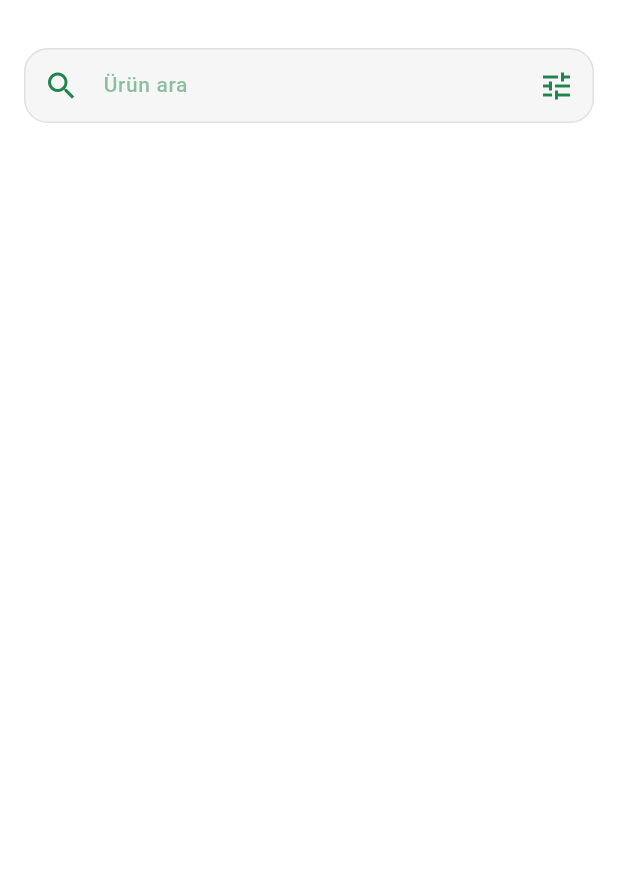
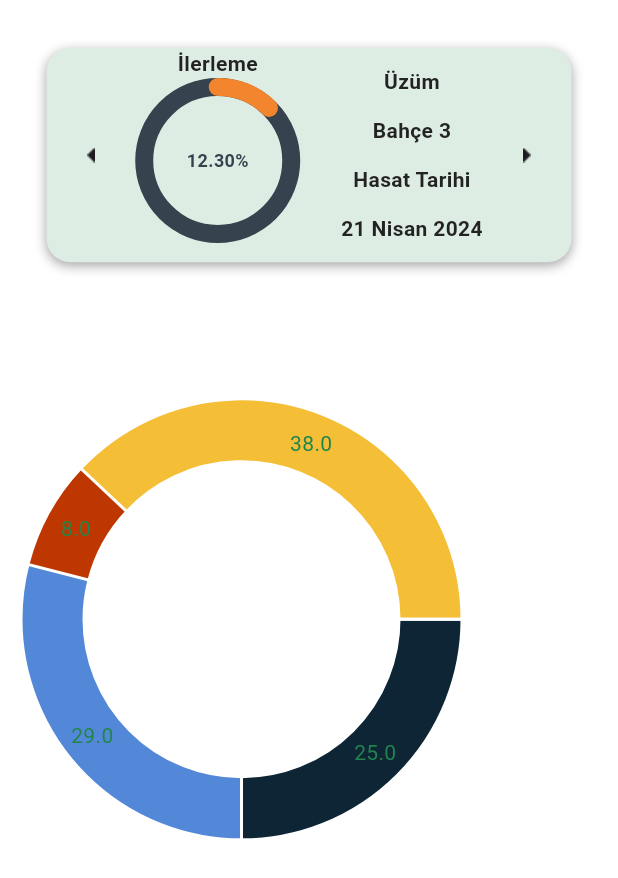
Before and after one commit to Mudrowe/Toprak-Rehberi, a Flutter app: the HomeScreen screen opened directly, on a phone screen of 412 x 824 dp. Shown: the top 878 px of the screen. Run offline on Flutter 3.47's test engine with Material 3 defaults, Android fonts, the phone set to English and light mode, and no system bars; drawn by our look-alikes of fl_chart, percent_indicator; our stand-ins replace get, logger.

Commit message:
Add pie chart
Pie chart isn't fully implemented. It's just a placeholder

```diff
--- a/lib/common/widgets/products/widgets/product_progress.dart
+++ b/lib/common/widgets/products/widgets/product_progress.dart
@@ -11,7 +11,6 @@ class TProductProgress extends StatelessWidget {
 
   final String harvestDate;
   final double progressPercentage;
-
   @override
   Widget build(BuildContext context) {
     return Column(
--- a/lib/features/main_pages/home/home.dart
+++ b/lib/features/main_pages/home/home.dart
@@ -1,5 +1,6 @@
+import 'package:fl_chart/fl_chart.dart';
 import 'package:flutter/material.dart';
-import 'package:toprak_rehberi/common/widgets/custom_shapes/containers/search_container.dart';
+import 'package:toprak_rehberi/features/main_pages/home/widgets/product_card_home.dart';
 import 'package:toprak_rehberi/utils/constants/sizes.dart';
 
 class HomeScreen extends StatelessWidget {
@@ -7,15 +8,41 @@ class HomeScreen extends StatelessWidget {
 
   @override
   Widget build(BuildContext context) {
-    return const Scaffold(
+    return Scaffold(
       body: SingleChildScrollView(
         child: Column(
           children: [
-            SizedBox(
+            const SizedBox(
               height: TSizes.spaceBtwSections,
             ),
-            TSearchContainer(
-              text: 'Ürün ara',
+            const Padding(
+              padding: EdgeInsets.symmetric(horizontal: 28),
+              child: TProductCardHome(
+                  productName: 'Üzüm',
+                  harvestDate: '21 Nisan 2024',
+                  fieldName: 'Bahçe 3',
+                  progressPercentage: 0.123),
+            ),
+            const SizedBox(
+              height: TSizes.spaceBtwSections,
+            ),
+            Center(
+              child: AspectRatio(
+                aspectRatio: 1.0,
+                child: Container(
+                  margin: const EdgeInsets.only(right: 105, left: 15),
+                  child: PieChart(
+                    PieChartData(
+                      sections: [
+                        PieChartSectionData(value: 25, color: const Color(0xFF0D2535)),
+                        PieChartSectionData(value: 29, color: const Color(0xFF5388D8)),
+                        PieChartSectionData(value: 8, color: const Color(0xFFBE3700)),
+                        PieChartSectionData(value: 38, color: const Color(0xFFF4BE37)),
+                      ]
+                    )
+                  ),
+                ),
+              ),
             ),
           ],
         ),
--- /dev/null
+++ b/lib/features/main_pages/home/widgets/product_card_home.dart
@@ -0,0 +1,84 @@
+import 'package:flutter/material.dart';
+import 'package:get/get.dart';
+import 'package:toprak_rehberi/common/styles/shadows.dart';
+import 'package:toprak_rehberi/common/widgets/custom_shapes/arc_progress_bar.dart';
+import 'package:toprak_rehberi/features/main_pages/home/home.dart';
+import 'package:toprak_rehberi/utils/constants/colors.dart';
+import 'package:toprak_rehberi/utils/constants/image_strings.dart';
+import 'package:toprak_rehberi/utils/constants/sizes.dart';
+
+class TProductCardHome extends StatelessWidget {
+  const TProductCardHome({
+    super.key,
+    // TODO: Name can be too long and it breaks the card
+    required this.productName,
+    required this.harvestDate,
+    required this.fieldName,
+    required this.progressPercentage,
+  });
+
+  final String productName;
+  final String harvestDate;
+  final String fieldName;
+  final double progressPercentage;
+
+  @override
+  Widget build(BuildContext context) {
+    return GestureDetector(
+      onTap: () => Get.to(() => const HomeScreen()),
+      child: Container(
+        width: TSizes.cardWidth,
+        height: TSizes.cardHeight / 1.4,
+        decoration: BoxDecoration(
+          boxShadow: [TShadowStyle.productShadow],
+          color: TColors.softGreen,
+          borderRadius: BorderRadius.circular(TSizes.cardRadiusLg),
+        ),
+        child: Row(
+          mainAxisAlignment: MainAxisAlignment.spaceEvenly,
+          children: [
+            IconButton(onPressed: (){}, icon: Image.asset(TImages.arrowBack)),
+            Column(
+              children: [
+                const Text(
+                  'İlerleme',
+                  style: TextStyle(
+                      color: TColors.black, fontWeight: FontWeight.bold),
+                ),
+                TArcProgressBar(progress: progressPercentage)
+              ],
+            ),
+            const SizedBox(width: TSizes.spaceBtwItems),
+            Column(
+              mainAxisAlignment: MainAxisAlignment.spaceEvenly,
+              children: [
+                Text(
+                  productName,
+                  style: const TextStyle(
+                      color: TColors.black, fontWeight: FontWeight.bold),
+                ),
+                Text(
+                  fieldName,
+                  style: const TextStyle(
+                      color: TColors.black, fontWeight: FontWeight.bold),
+                ),
+                const Text(
+                  'Hasat Tarihi',
+                  style: TextStyle(
+                      color: TColors.black, fontWeight: FontWeight.bold),
+                ),
+                Text(
+                  harvestDate,
+                  style: const TextStyle(
+                      color: TColors.black, fontWeight: FontWeight.bold),
+                ),
+              ],
+            ),
+
+            IconButton(onPressed: (){}, icon: Image.asset(TImages.arrowForward)),
+            ],
+        ),
+      ),
+    );
+  }
+}
--- a/lib/utils/constants/image_strings.dart
+++ b/lib/utils/constants/image_strings.dart
@@ -5,6 +5,8 @@ class TImages {
 
   // Icons
   static const String backArrow = "assets/icons/back.png";
+  static const String arrowBack = "assets/icons/arrow_back.png";
+  static const String arrowForward = "assets/icons/arrow_forward.png";
 
   // Products
   static const String apple = "assets/products/apple.png";
--- a/pubspec.yaml
+++ b/pubspec.yaml
@@ -21,6 +21,9 @@ dependencies:
   carousel_slider: ^4.2.1
   arc_progress_bar_new: ^1.0.4
   percent_indicator: ^4.2.2
+  syncfusion_flutter_charts: ^26.2.8
+  syncfusion_flutter_gauges: ^26.2.8
+  fl_chart: ^0.68.0
 
   # Icons
   cupertino_icons: ^1.0.6
```
Also changed, not shown: assets/icons/arrow_back.png (added), assets/icons/arrow_forward.png (added), pubspec.lock.
